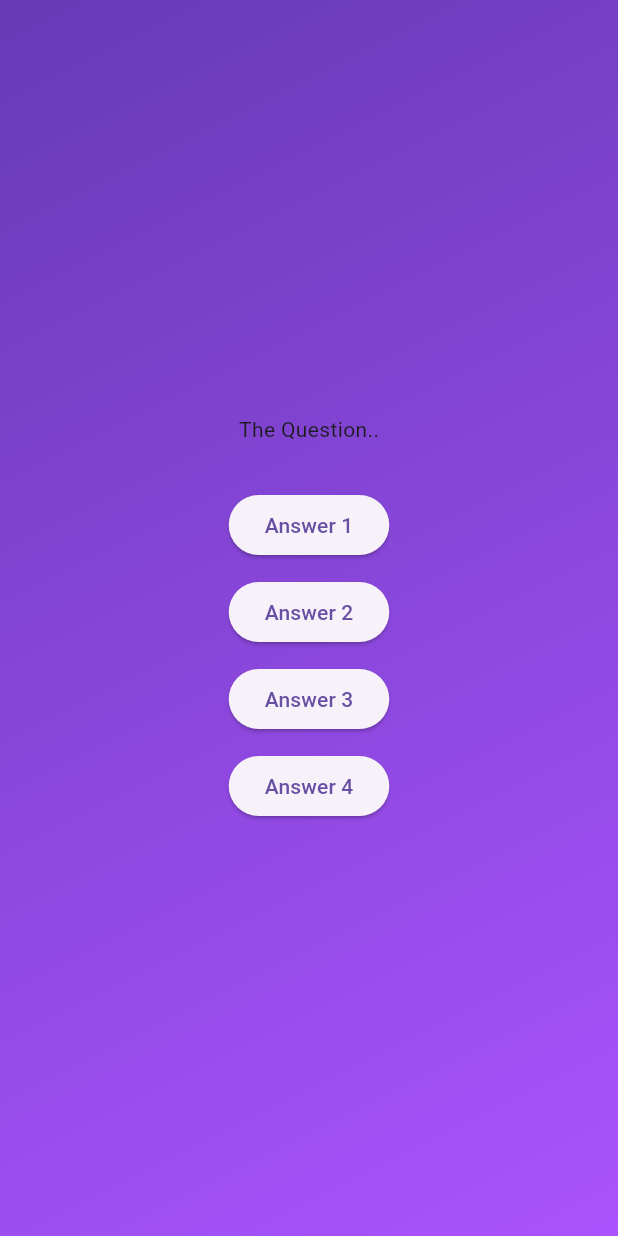
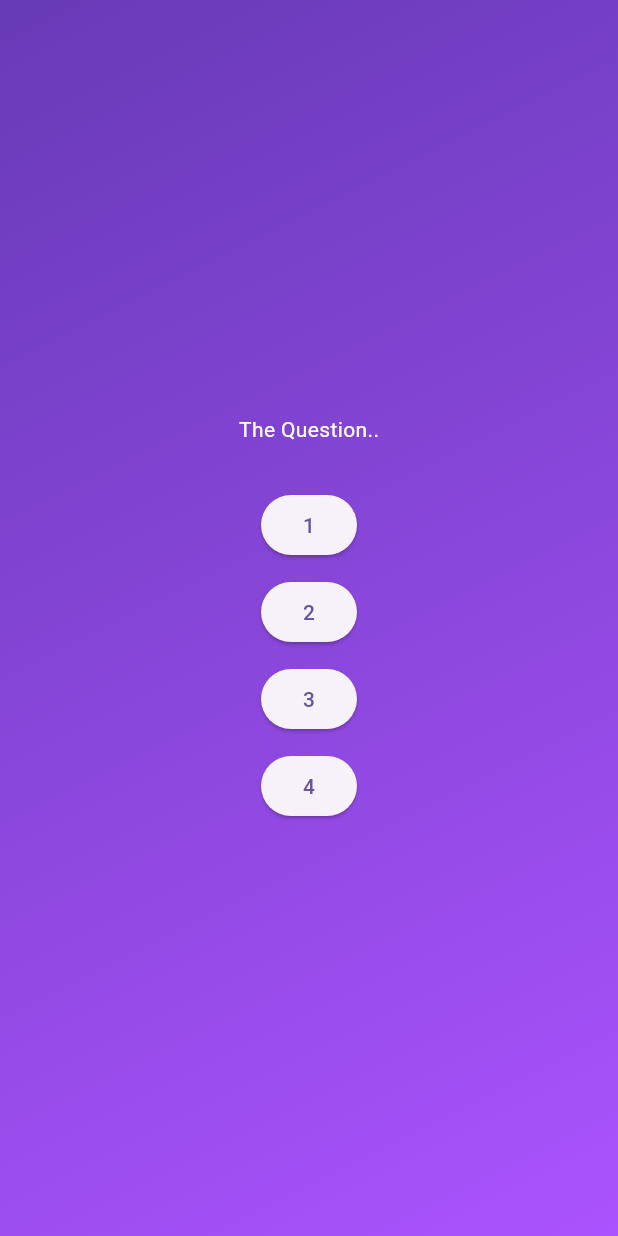
Before and after one commit to shshaheen/Quiz-me, a Flutter app: the screen it shows after launch, after a tap on "Start Quiz", on a phone screen of 412 x 824 dp. Run offline on Flutter 3.47's test engine with Material 3 defaults, Android fonts, the phone set to English and light mode, and no system bars.

Commit message:
Separated style of answer button to a separate widget

```diff
--- /dev/null
+++ b/lib/answer_button.dart
@@ -0,0 +1,14 @@
+import 'package:flutter/material.dart';
+class AnswerButton extends StatelessWidget {
+  AnswerButton(this.answerText,{super.key});
+  final String answerText;
+
+  @override
+  Widget build(BuildContext context) {
+
+    return ElevatedButton(
+      onPressed: () {},
+      child: Text(answerText),
+    );
+  }
+}
--- a/lib/questions_screen.dart
+++ b/lib/questions_screen.dart
@@ -1,4 +1,5 @@
 import 'package:flutter/material.dart';
+import 'package:quiz_me/answer_button.dart';
 
 class QuestionsScreen extends StatefulWidget {
   const QuestionsScreen({super.key});
@@ -7,33 +8,26 @@ class QuestionsScreen extends StatefulWidget {
 }
 
 class QuestionsScreenState extends State<QuestionsScreen> {
+
   @override
   Widget build(BuildContext context) {
     return Center(
       child: Column(
         mainAxisSize: MainAxisSize.min,
         children: [
-          Text("The Question.."),
+          Text(
+            "The Question..",
+            style: TextStyle(
+              color: Colors.white,
+            ),),
           SizedBox(height: 30,),
-          ElevatedButton(
-            onPressed: (){},
-            child: Text('Answer 1'),
-            ),
+          AnswerButton("1"),
             SizedBox(height: 10,),
-            ElevatedButton(
-            onPressed: (){},
-            child: Text('Answer 2'),
-            ),
+            AnswerButton("2"),
             SizedBox(height: 10,),
-            ElevatedButton(
-            onPressed: (){},
-            child: Text('Answer 3'),
-            ),
+            AnswerButton("3"),
             SizedBox(height: 10,),
-            ElevatedButton(
-            onPressed: (){},
-            child: Text('Answer 4'),
-            )
+            AnswerButton("4"),
         ],
       ),
     );
```
